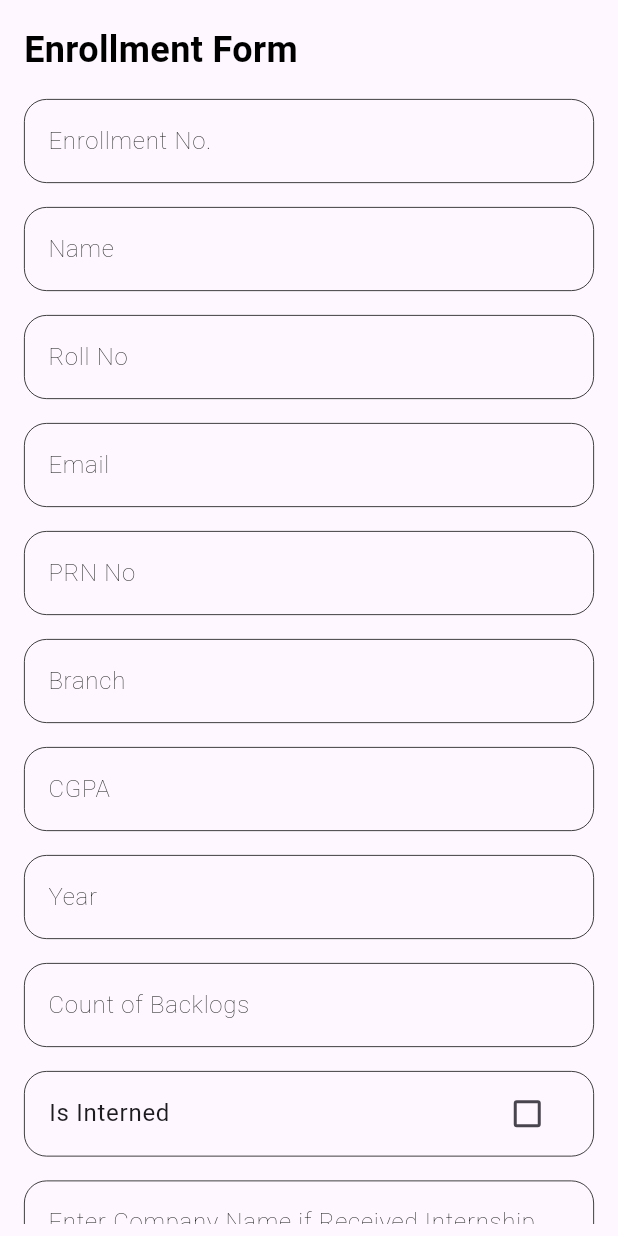
After one commit to AwadhootK/TNPConnect_ClientApp, a Flutter app: the EnrollmentForm screen opened directly, on a phone screen of 412 x 824 dp. The commit adds this screen. Run offline on Flutter 3.47's test engine with Material 3 defaults, Android fonts, the light colour scheme and no system bars; our stand-ins replace bloc, curved_navigation_bar, file_picker, flutter_bloc, flutter_secure_storage, image_picker and 1 more; accounts and stored records are empty.

Commit message:
student profile form

```diff
--- a/lib/features/documentUpload/ui/documentUploadPage.dart
+++ b/lib/features/documentUpload/ui/documentUploadPage.dart
@@ -4,6 +4,7 @@ import 'package:flutter/material.dart';
 import 'package:flutter_bloc/flutter_bloc.dart';
 import 'package:tnpconnect/features/documentUpload/bloc/document_upload_bloc.dart';
 import 'package:tnpconnect/features/documentUpload/ui/pageView.dart';
+import 'package:tnpconnect/features/documentUpload/ui/student_details_form.dart';
 
 class DocumentsUploadPage extends StatefulWidget {
   const DocumentsUploadPage({super.key});
@@ -33,6 +34,7 @@ class _DocumentsUploadPageState extends State<DocumentsUploadPage> {
 
   @override
   Widget build(BuildContext context) {
+    // return EnrollmentForm();
     return BlocConsumer<DocumentUploadBloc, DocumentUploadState>(
       listener: (context, state) {},
       builder: (context, state) {
--- /dev/null
+++ b/lib/features/documentUpload/ui/student_details_form.dart
@@ -0,0 +1,368 @@
+import 'dart:convert';
+import 'dart:developer';
+
+import 'package:flutter/material.dart';
+
+enum Gender { Male, Female, Other }
+
+class EnrollmentForm extends StatefulWidget {
+  const EnrollmentForm({super.key});
+
+  @override
+  _EnrollmentFormState createState() => _EnrollmentFormState();
+}
+
+class _EnrollmentFormState extends State<EnrollmentForm> {
+  final _formKey = GlobalKey<FormState>();
+
+  String? enrollmentNo;
+  String? name;
+  String? rollNo;
+  String? email;
+  String? prnNo;
+  String? branch;
+  double? cgpa;
+  int? year;
+  int countOfBacklogs = 0;
+  bool isInterned = false;
+  Gender? gender;
+  String companyName = "NA";
+
+  @override
+  Widget build(BuildContext context) {
+    return Scaffold(
+      body: Padding(
+        padding: const EdgeInsets.all(8.0),
+        child: Form(
+          key: _formKey,
+          child: ListView(
+            children: <Widget>[
+              const Padding(
+                padding: EdgeInsets.all(8.0),
+                child: Text(
+                  'Enrollment Form',
+                  style: TextStyle(
+                    color: Colors.black,
+                    fontSize: 24.0,
+                    fontWeight: FontWeight.bold,
+                  ),
+                ),
+              ),
+              Padding(
+                padding: const EdgeInsets.all(8.0),
+                child: TextFormField(
+                  decoration: InputDecoration(
+                    labelText: 'Enrollment No.',
+                    labelStyle: const TextStyle(
+                      color: Colors.black,
+                      fontWeight: FontWeight.w100,
+                    ),
+                    enabledBorder: OutlineInputBorder(
+                      borderSide: const BorderSide(color: Colors.black, width: 0.5),
+                      borderRadius: BorderRadius.circular(15.0),
+                    ),
+                  ),
+                  validator: (value) {
+                    if (value == null || value.isEmpty) {
+                      return 'Please enter Enrollment No';
+                    }
+
+                    return null;
+                  },
+                  onSaved: (value) => enrollmentNo = value,
+                ),
+              ),
+              Padding(
+                padding: const EdgeInsets.all(8.0),
+                child: TextFormField(
+                  decoration: InputDecoration(
+                    labelText: 'Name',
+                    labelStyle: const TextStyle(
+                      color: Colors.black,
+                      fontWeight: FontWeight.w100,
+                    ),
+                    enabledBorder: OutlineInputBorder(
+                      borderSide: const BorderSide(color: Colors.black, width: 0.5),
+                      borderRadius: BorderRadius.circular(15.0),
+                    ),
+                  ),
+                  validator: (value) {
+                    if (value == null || value.isEmpty) {
+                      return 'Please enter Name';
+                    }
+                    return null;
+                  },
+                  onSaved: (value) => name = value,
+                ),
+              ),
+              Padding(
+                padding: const EdgeInsets.all(8.0),
+                child: TextFormField(
+                  decoration: InputDecoration(
+                    labelText: 'Roll No',
+                    labelStyle: const TextStyle(
+                      color: Colors.black,
+                      fontWeight: FontWeight.w100,
+                    ),
+                    enabledBorder: OutlineInputBorder(
+                      borderSide: const BorderSide(color: Colors.black, width: 0.5),
+                      borderRadius: BorderRadius.circular(15.0),
+                    ),
+                  ),
+                  validator: (value) {
+                    if (value == null || value.isEmpty) {
+                      return 'Please enter Roll No';
+                    }
+                    return null;
+                  },
+                  onSaved: (value) => rollNo = value,
+                ),
+              ),
+              Padding(
+                padding: const EdgeInsets.all(8.0),
+                child: TextFormField(
+                  decoration: InputDecoration(
+                    labelText: 'Email',
+                    labelStyle: const TextStyle(
+                      color: Colors.black,
+                      fontWeight: FontWeight.w100,
+                    ),
+                    enabledBorder: OutlineInputBorder(
+                      borderSide: const BorderSide(color: Colors.black, width: 0.5),
+                      borderRadius: BorderRadius.circular(15.0),
+                    ),
+                  ),
+                  validator: (value) {
+                    if (value == null || value.isEmpty) {
+                      return 'Please enter Email';
+                    }
+                    return null;
+                  },
+                  onSaved: (value) => email = value,
+                ),
+              ),
+              Padding(
+                padding: const EdgeInsets.all(8.0),
+                child: TextFormField(
+                  decoration: InputDecoration(
+                    labelText: 'PRN No',
+                    labelStyle: const TextStyle(
+                      color: Colors.black,
+                      fontWeight: FontWeight.w100,
+                    ),
+                    enabledBorder: OutlineInputBorder(
+                      borderSide: const BorderSide(color: Colors.black, width: 0.5),
+                      borderRadius: BorderRadius.circular(15.0),
+                    ),
+                  ),
+                  validator: (value) {
+                    if (value == null || value.isEmpty) {
+                      return 'Please enter PRN No';
+                    }
+                    return null;
+                  },
+                  onSaved: (value) => prnNo = value,
+                ),
+              ),
+              Padding(
+                padding: const EdgeInsets.all(8.0),
+                child: TextFormField(
+                  decoration: InputDecoration(
+                    labelText: 'Branch',
+                    labelStyle: const TextStyle(
+                      color: Colors.black,
+                      fontWeight: FontWeight.w100,
+                    ),
+                    enabledBorder: OutlineInputBorder(
+                      borderSide: const BorderSide(color: Colors.black, width: 0.5),
+                      borderRadius: BorderRadius.circular(15.0),
+                    ),
+                  ),
+                  validator: (value) {
+                    if (value == null || value.isEmpty) {
+                      return 'Please enter Branch';
+                    }
+                    return null;
+                  },
+                  onSaved: (value) => branch = value,
+                ),
+              ),
+              Padding(
+                padding: const EdgeInsets.all(8.0),
+                child: TextFormField(
+                  decoration: InputDecoration(
+                    labelText: 'CGPA',
+                    labelStyle: const TextStyle(
+                      color: Colors.black,
+                      fontWeight: FontWeight.w100,
+                    ),
+                    enabledBorder: OutlineInputBorder(
+                      borderSide: const BorderSide(color: Colors.black, width: 0.5),
+                      borderRadius: BorderRadius.circular(15.0),
+                    ),
+                  ),
+                  validator: (value) {
+                    if (value == null || value.isEmpty) {
+                      return 'Please enter CGPA';
+                    }
+                    return null;
+                  },
+                  onSaved: (value) => cgpa = double.tryParse(value!),
+                ),
+              ),
+              Padding(
+                padding: const EdgeInsets.all(8.0),
+                child: TextFormField(
+                  decoration: InputDecoration(
+                    labelText: 'Year',
+                    labelStyle: const TextStyle(
+                      color: Colors.black,
+                      fontWeight: FontWeight.w100,
+                    ),
+                    enabledBorder: OutlineInputBorder(
+                      borderSide: const BorderSide(color: Colors.black, width: 0.5),
+                      borderRadius: BorderRadius.circular(15.0),
+                    ),
+                  ),
+                  validator: (value) {
+                    if (value == null || value.isEmpty) {
+                      return 'Please enter Year';
+                    }
+                    return null;
+                  },
+                  onSaved: (value) => year = int.tryParse(value!),
+                ),
+              ),
+              Padding(
+                padding: const EdgeInsets.all(8.0),
+                child: TextFormField(
+                  decoration: InputDecoration(
+                    labelText: 'Count of Backlogs',
+                    labelStyle: const TextStyle(
+                      color: Colors.black,
+                      fontWeight: FontWeight.w100,
+                    ),
+                    enabledBorder: OutlineInputBorder(
+                      borderSide: const BorderSide(color: Colors.black, width: 0.5),
+                      borderRadius: BorderRadius.circular(15.0),
+                    ),
+                  ),
+                  onSaved: (value) => countOfBacklogs = int.tryParse(value!) ?? 0,
+                ),
+              ),
+              Padding(
+                padding: const EdgeInsets.all(8.0),
+                child: Container(
+                  decoration: BoxDecoration(
+                    border: Border.all(color: Colors.black, width: 0.5),
+                    borderRadius: BorderRadius.circular(15.0),
+                  ),
+                  child: CheckboxListTile(
+                    title: const Text(
+                      'Is Interned',
+                    ),
+                    value: isInterned,
+                    onChanged: (value) {
+                      setState(() {
+                        isInterned = value!;
+                      });
+                    },
+                  ),
+                ),
+              ),
+              Padding(
+                padding: const EdgeInsets.all(8.0),
+                child: TextFormField(
+                  decoration: InputDecoration(
+                    labelText: 'Enter Company Name if Received Internship Already',
+                    labelStyle: const TextStyle(
+                      color: Colors.black,
+                      fontWeight: FontWeight.w100,
+                    ),
+                    enabledBorder: OutlineInputBorder(
+                      borderSide: const BorderSide(color: Colors.black, width: 0.5),
+                      borderRadius: BorderRadius.circular(15.0),
+                    ),
+                  ),
+                  onSaved: (value) => companyName = value ?? "NA",
+                ),
+              ),
+              Padding(
+                padding: const EdgeInsets.all(8.0),
+                child: DropdownButtonFormField<Gender>(
+                  decoration: InputDecoration(
+                    labelText: 'Gender',
+                    labelStyle: const TextStyle(
+                      color: Colors.black,
+                      fontWeight: FontWeight.w100,
+                    ),
+                    enabledBorder: OutlineInputBorder(
+                      borderSide: const BorderSide(color: Colors.black, width: 0.5),
+                      borderRadius: BorderRadius.circular(15.0),
+                    ),
+                  ),
+                  items: Gender.values.map((Gender value) {
+                    return DropdownMenuItem<Gender>(
+                      value: value,
+                      child: Text(value.toString().split('.').last),
+                    );
+                  }).toList(),
+                  onChanged: (value) {
+                    setState(() {
+                      gender = value!;
+                    });
+                  },
+                  onSaved: (value) => gender = value,
+                ),
+              ),
+              ElevatedButton(
+                onPressed: () {
+                  print('Validating form...');
+                  //! add validation
+                  if (true) {
+                    _formKey.currentState!.save();
+
+                    print('Form validated and saved.');
+                    print('Enrollment No: $enrollmentNo');
+                    print('Name: $name');
+                    print('Roll No: $rollNo');
+                    print('Email: $email');
+                    print('PRN No: $prnNo');
+                    print('Branch: $branch');
+                    print('CGPA: $cgpa');
+                    print('Year: $year');
+                    print('Count of Backlogs: $countOfBacklogs');
+                    print('Is Interned: $isInterned');
+                    print('Gender: ${gender?.toString().split('.').last}');
+                    print('Company Name: $companyName');
+
+                    Map<String, dynamic> formData = {
+                      'enrollmentNo': enrollmentNo,
+                      'name': name,
+                      'rollNo': rollNo,
+                      'email': email,
+                      'prnNo': prnNo,
+                      'branch': branch,
+                      'cgpa': cgpa,
+                      'year': year,
+                      'countOfBacklogs': countOfBacklogs,
+                      'isInterned': isInterned,
+                      'gender': gender?.toString().split('.').last,
+                      'companyName': companyName,
+                    };
+
+                    String jsonData = json.encode(formData);
+                    log(jsonData);
+                  } else {
+                    log("invalid!");
+                  }
+                },
+                child: const Text('Submit'),
+              ),
+            ],
+          ),
+        ),
+      ),
+    );
+  }
+}
```
